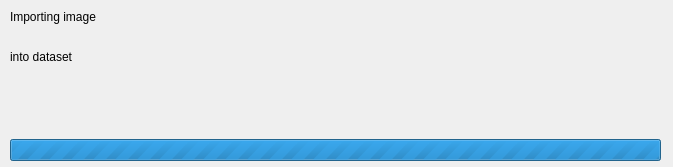
Above: Code/Common/mvdDatasetCreationProgressDialog.ui from orfeotoolbox/OTB before the change. Below: the same form after it.
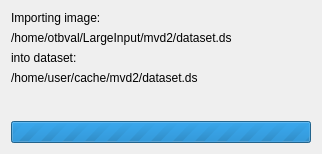
That is the form after the change.

Commit message: ENH: update UI for progress dialog - layout, size

Diff of the .ui file:
```diff
--- a/Code/Common/mvdDatasetCreationProgressDialog.ui
+++ b/Code/Common/mvdDatasetCreationProgressDialog.ui
@@ -6,8 +6,8 @@
    <rect>
     <x>0</x>
     <y>0</y>
-    <width>673</width>
-    <height>167</height>
+    <width>318</width>
+    <height>154</height>
    </rect>
   </property>
   <property name="windowTitle">
@@ -16,23 +16,17 @@
   <property name="locale">
    <locale language="C" country="AnyCountry"/>
   </property>
-  <property name="modal">
+  <property name="sizeGripEnabled">
    <bool>false</bool>
   </property>
-  <widget class="QWidget" name="">
-   <property name="geometry">
-    <rect>
-     <x>10</x>
-     <y>10</y>
-     <width>651</width>
-     <height>151</height>
-    </rect>
+  <property name="modal">
+   <bool>true</bool>
    </property>
    <layout class="QVBoxLayout" name="verticalLayout">
     <item>
      <widget class="QLabel" name="label_1">
       <property name="text">
-       <string>Importing image</string>
+      <string>Importing image:</string>
       </property>
       <property name="alignment">
        <set>Qt::AlignLeading|Qt::AlignLeft|Qt::AlignTop</set>
@@ -41,22 +35,34 @@
     </item>
     <item>
      <widget class="QLabel" name="imageLabel">
+     <property name="minimumSize">
+      <size>
+       <width>300</width>
+       <height>0</height>
+      </size>
+     </property>
       <property name="text">
-       <string>&lt;image name&gt;</string>
+      <string>/home/otbval/LargeInput/mvd2/dataset.ds</string>
       </property>
      </widget>
     </item>
     <item>
      <widget class="QLabel" name="label_2">
       <property name="text">
-       <string>into dataset</string>
+      <string>into dataset:</string>
       </property>
      </widget>
     </item>
     <item>
      <widget class="QLabel" name="datasetLabel">
+     <property name="minimumSize">
+      <size>
+       <width>300</width>
+       <height>0</height>
+      </size>
+     </property>
       <property name="text">
-       <string>&lt;dataset name&gt;</string>
+      <string>/home/user/cache/mvd2/dataset.ds</string>
       </property>
      </widget>
     </item>
@@ -68,7 +74,7 @@
       <property name="sizeHint" stdset="0">
        <size>
         <width>20</width>
-        <height>40</height>
+       <height>10</height>
        </size>
       </property>
      </spacer>
@@ -84,7 +90,8 @@
      </widget>
     </item>
    </layout>
-  </widget>
+  <zorder>layoutWidget</zorder>
+  <zorder>label_1</zorder>
  </widget>
  <resources/>
  <connections/>
```
Left out of the diff: 5 changed lines with no effect on the pictures. Lines whose indentation alone changed are shown as unchanged.
